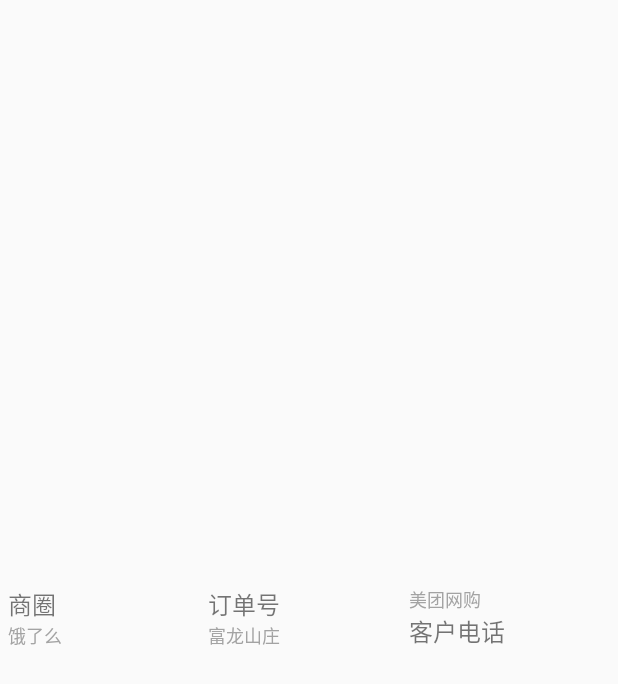
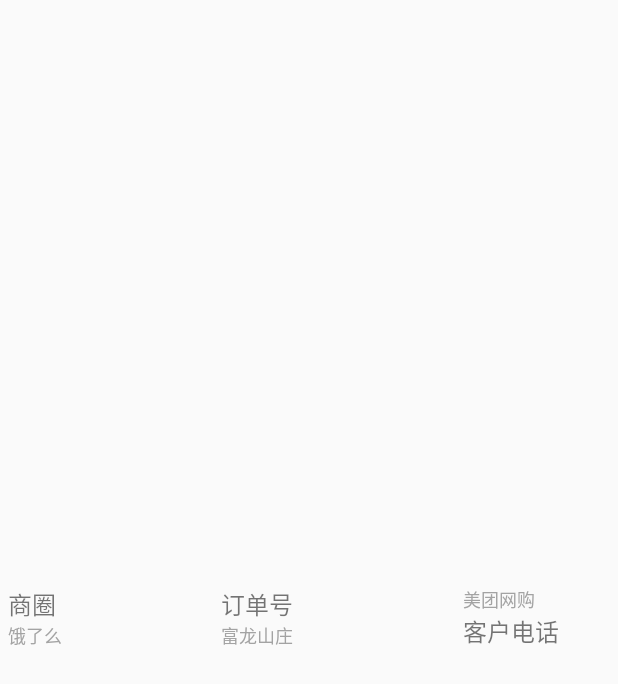
Before and after one commit to angcyo/OnDemand, an Android app: the layout adapter_center_item.xml on its own in the app's theme, with its tools: preview values and no code run, on a phone screen of 412 x 824 dp. Shown: the top 684 px of the screen. Run offline under Robolectric (Android 15) with nearby library versions, the phone set to English and light mode, and no system bars.

Commit message:
新增个人中心

```diff
--- a/app/build.gradle
+++ b/app/build.gradle
@@ -9,7 +9,7 @@ android {
         minSdkVersion 14
         targetSdkVersion 23
         versionCode 2
-        versionName "2.0 beta"
+        versionName "2.0beta"
     }
     buildTypes {
         debug {
--- a/app/src/main/java/com/angcyo/ondemand/util/Util.java
+++ b/app/src/main/java/com/angcyo/ondemand/util/Util.java
@@ -143,9 +143,9 @@ public class Util {
      * @return 按照yyyy-MM-dd 格式返回日期
      */
     public static String getDate() {
-//        SimpleDateFormat format = new SimpleDateFormat("yyyy-MM-dd");
-//        return format.format(new Date());
-        return "2015-11-12";
+        SimpleDateFormat format = new SimpleDateFormat("yyyy-MM-dd");
+        return format.format(new Date());
+//        return "2015-11-12";
     }
 
     /**
--- a/app/src/main/java/com/angcyo/ondemand/view/RegisterFragment.java
+++ b/app/src/main/java/com/angcyo/ondemand/view/RegisterFragment.java
@@ -304,6 +304,11 @@ public class RegisterFragment extends BaseFragment {
     }
 
     @Override
+    protected void onLoadData() {
+
+    }
+
+    @Override
     public void onConfigurationChanged(Configuration newConfig) {
         super.onConfigurationChanged(newConfig);
     }
--- a/app/src/main/res/drawable/tablayout_text_selector.xml
+++ /dev/null
@@ -1,5 +0,0 @@
-<?xml version="1.0" encoding="utf-8"?>
-<selector xmlns:android="http://schemas.android.com/apk/res/android">
-    <item android:state_selected="true" android:color="@color/colorAccent"/>
-    <item android:color="@color/colorPrimaryDark"/>
-</selector>
--- a/app/src/main/res/layout/adapter_center_item.xml
+++ b/app/src/main/res/layout/adapter_center_item.xml
@@ -1,8 +1,9 @@
 <?xml version="1.0" encoding="utf-8"?>
-<FrameLayout
+<RelativeLayout
     xmlns:android="http://schemas.android.com/apk/res/android"
     xmlns:tools="http://schemas.android.com/tools"
     android:layout_width="match_parent"
+    android:orientation="vertical"
     android:layout_height="match_parent">
 
     <LinearLayout
@@ -17,7 +18,7 @@
         <RelativeLayout
             android:layout_width="0dp"
             android:layout_height="wrap_content"
-            android:layout_weight="1">
+            android:layout_weight="0.35">
 
             <TextView
                 android:id="@+id/platform"
@@ -45,7 +46,9 @@
         <RelativeLayout
             android:layout_width="0dp"
             android:layout_height="wrap_content"
-            android:layout_weight="1">
+            android:layout_marginLeft="5dp"
+            android:layout_marginRight="5dp"
+            android:layout_weight="0.4">
 
             <TextView
                 android:id="@+id/oddnum"
@@ -59,7 +62,6 @@
                 android:layout_width="wrap_content"
                 android:layout_height="wrap_content"
                 android:layout_below="@id/oddnum"
-                android:layout_weight="0.6"
                 android:textColor="#a3a3a3"
                 android:textSize="12sp"
                 tools:text="富龙山庄"/>
@@ -69,7 +71,7 @@
         <RelativeLayout
             android:layout_width="0dp"
             android:layout_height="wrap_content"
-            android:layout_weight="1">
+            android:layout_weight="0.25">
 
             <TextView
                 android:id="@+id/name"
@@ -89,4 +91,4 @@
         </RelativeLayout>
 
     </LinearLayout>
-</FrameLayout>
+</RelativeLayout>
```
Also changed, not shown: app/src/main/java/com/angcyo/ondemand/CenterActivity.java (+16 -9 lines), app/src/main/java/com/angcyo/ondemand/base/BaseFragment.java (+7 -2 lines), app/src/main/res/values/styles.xml (+8 -2 lines).
